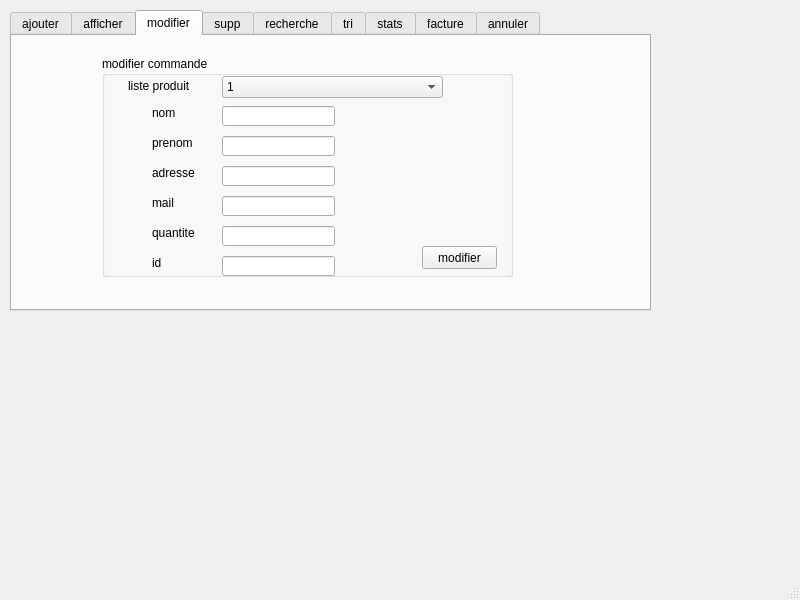
This is mainwindow.ui in amirakhalfy/smart_tech_store_2A5 as Qt 5 draws it before an edit. The edited form follows.
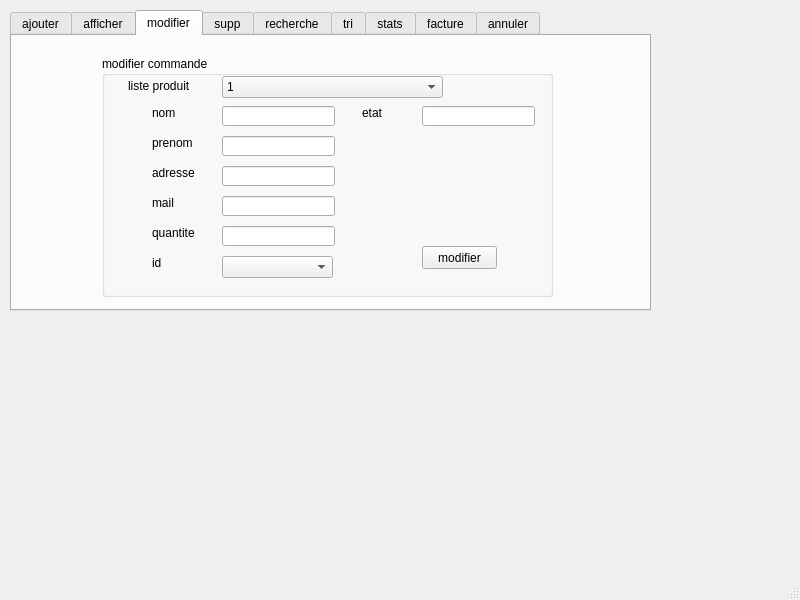
This is the edited form. The open tabs and pages were chosen to show the change.

Diff of the .ui file:
```diff
--- a/mainwindow.ui
+++ b/mainwindow.ui
@@ -244,8 +244,8 @@
        <rect>
         <x>90</x>
         <y>20</y>
-        <width>411</width>
-        <height>221</height>
+        <width>451</width>
+        <height>241</height>
        </rect>
       </property>
       <property name="title">
@@ -440,16 +440,39 @@
         <string>id</string>
        </property>
       </widget>
-      <widget class="QLineEdit" name="lineEdit_idmodif">
+      <widget class="QComboBox" name="comboBox_id4">
        <property name="geometry">
         <rect>
          <x>120</x>
          <y>200</y>
+         <width>111</width>
+         <height>22</height>
+        </rect>
+       </property>
+      </widget>
+      <widget class="QLineEdit" name="lineEdit_5">
+       <property name="geometry">
+        <rect>
+         <x>320</x>
+         <y>50</y>
          <width>113</width>
          <height>20</height>
         </rect>
        </property>
       </widget>
+      <widget class="QLabel" name="label_21">
+       <property name="geometry">
+        <rect>
+         <x>260</x>
+         <y>50</y>
+         <width>47</width>
+         <height>14</height>
+        </rect>
+       </property>
+       <property name="text">
+        <string>etat</string>
+       </property>
+      </widget>
      </widget>
     </widget>
     <widget class="QWidget" name="tab_3">
```
Left out of the diff: 62 changed lines with no effect on the pictures.
